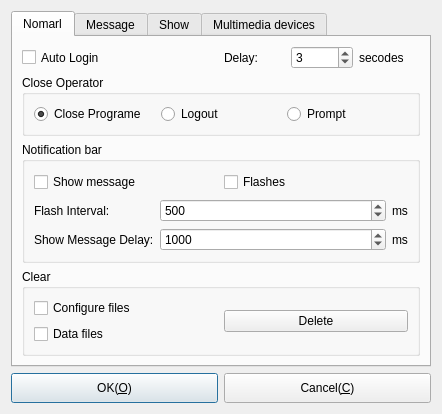
Above: Widgets/DlgOptions/DlgOptions.ui from KangLin/RabbitIm before the change. Below: the same form after it.
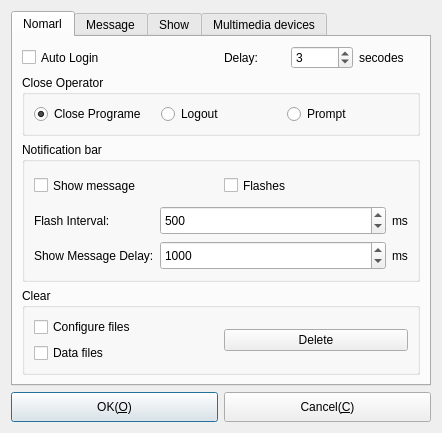
That is the form after the change. Icons and pictures are not drawn.

```diff
--- a/Widgets/DlgOptions/DlgOptions.ui
+++ b/Widgets/DlgOptions/DlgOptions.ui
@@ -7,7 +7,7 @@
     <x>0</x>
     <y>0</y>
     <width>442</width>
-    <height>405</height>
+    <height>433</height>
    </rect>
   </property>
   <property name="windowTitle">
```
Left out of the diff: 4 changed lines with no effect on the pictures.
